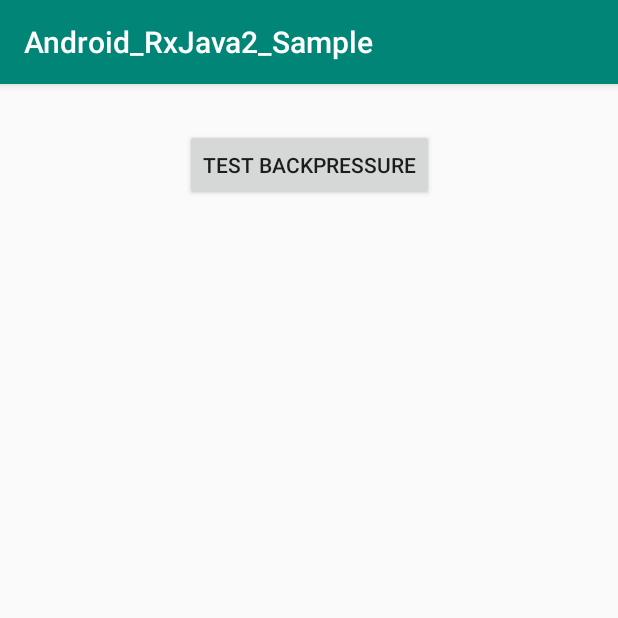
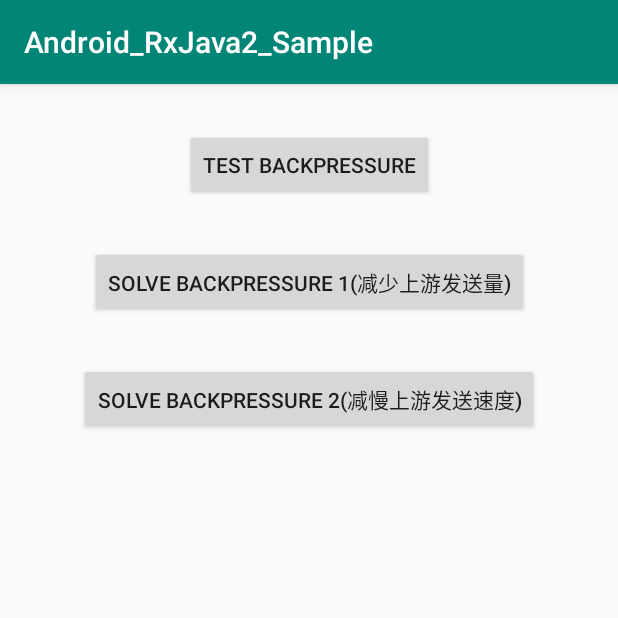
Before and after one commit to lizhen0211/Android_Rx_Java_2_Sample, an Android app: the BackpressureActivity screen opened directly, with no data from a screen before it, on a phone screen of 412 x 824 dp, the top half of it. Run offline under Robolectric (Android 15) with nearby library versions, the phone set to English and light mode, and no system bars; our stand-ins replace RxJava.

```diff
--- a/app/src/main/res/layout/activity_backpressure.xml
+++ b/app/src/main/res/layout/activity_backpressure.xml
@@ -17,4 +17,26 @@
         app:layout_constraintRight_toRightOf="parent"
         app:layout_constraintTop_toTopOf="parent" />
 
+    <Button
+        android:id="@+id/solve_backpressure_btn_1"
+        android:layout_width="wrap_content"
+        android:layout_height="wrap_content"
+        android:layout_marginTop="30dp"
+        android:onClick="onSolveBackjianpressure1"
+        android:text="solve backpressure 1(减少上游发送量)"
+        app:layout_constraintLeft_toLeftOf="parent"
+        app:layout_constraintRight_toRightOf="parent"
+        app:layout_constraintTop_toBottomOf="@id/test_backpressure_btn" />
+
+    <Button
+        android:id="@+id/solve_backpressure_btn_2"
+        android:layout_width="wrap_content"
+        android:layout_height="wrap_content"
+        android:layout_marginTop="30dp"
+        android:onClick="onSolveBackpressure2"
+        android:text="solve backpressure 2(减慢上游发送速度)"
+        app:layout_constraintLeft_toLeftOf="parent"
+        app:layout_constraintRight_toRightOf="parent"
+        app:layout_constraintTop_toBottomOf="@id/solve_backpressure_btn_1" />
+
 </android.support.constraint.ConstraintLayout>
```
Also changed, not shown: app/src/main/java/com/lz/android_rxjava2_sample/BackpressureActivity.java (+76 -1 lines).
